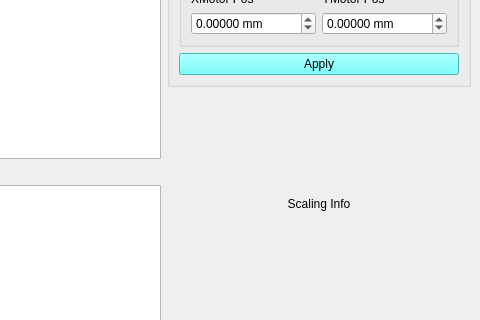
pattammattel/HXN_GUI, file Scan/imageCorrelation.ui: the form before one commit; both pictures show x 666 to 1146 and y 280 to 600 of the 1146 by 887 pixel window.
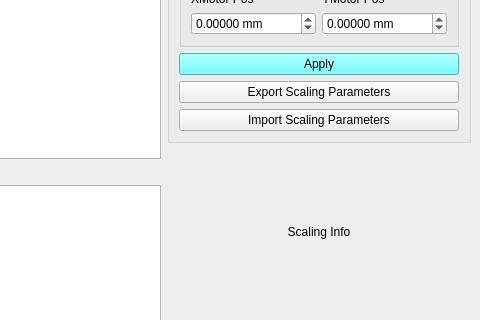
The form after the commit. Custom widgets are drawn as their Qt base class.

Diff of the .ui file:
```diff
--- a/Scan/imageCorrelation.ui
+++ b/Scan/imageCorrelation.ui
@@ -317,6 +317,20 @@
          </property>
         </widget>
        </item>
+       <item row="3" column="0">
+        <widget class="QPushButton" name="pb_export_param">
+         <property name="text">
+          <string>Export Scaling Parameters</string>
+         </property>
+        </widget>
+       </item>
+       <item row="4" column="0">
+        <widget class="QPushButton" name="pb_import_param">
+         <property name="text">
+          <string>Import Scaling Parameters</string>
+         </property>
+        </widget>
+       </item>
       </layout>
      </widget>
     </item>
```
